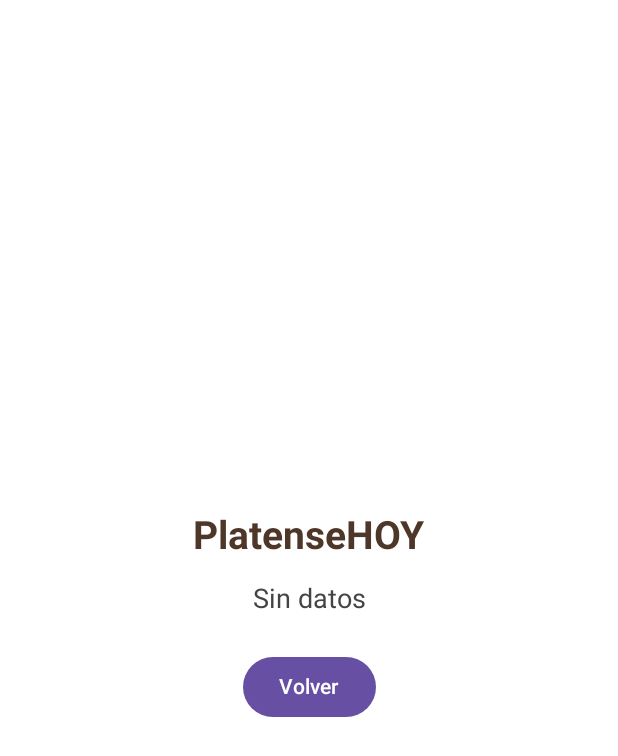
After one commit to gastonn39/final-am-acn4a-castagnet-vergara, an Android app built with Jetpack Compose: the SecondActivity screen opened directly, with no data from a screen before it, on a phone screen of 412 x 824 dp. The commit adds this screen. Shown: the top 756 px of the screen. Run offline under Robolectric (Android 15) with nearby library versions, the phone set to English and light mode, and no system bars.

Commit message:
agregar SecondActivity con pasaje de datos y botón volver

```diff
--- a/app/src/main/AndroidManifest.xml
+++ b/app/src/main/AndroidManifest.xml
@@ -12,6 +12,10 @@
         android:supportsRtl="true"
         android:theme="@style/Theme.PlatenseHOY"
         tools:targetApi="31">
+
+
+        <activity android:name=".SecondActivity" />
+
         <activity
             android:name=".MainActivity"
             android:exported="true"
@@ -19,7 +23,6 @@
             android:theme="@style/Theme.PlatenseHOY">
             <intent-filter>
                 <action android:name="android.intent.action.MAIN" />
-
                 <category android:name="android.intent.category.LAUNCHER" />
             </intent-filter>
         </activity>
--- /dev/null
+++ b/app/src/main/java/com/example/platensehoy/SecondActivity.kt
@@ -0,0 +1,54 @@
+package com.example.platensehoy
+
+import android.os.Bundle
+import androidx.activity.ComponentActivity
+import androidx.activity.compose.setContent
+import androidx.compose.foundation.background
+import androidx.compose.foundation.layout.*
+import androidx.compose.material3.*
+import androidx.compose.ui.Alignment
+import androidx.compose.ui.Modifier
+import androidx.compose.ui.graphics.Color
+import androidx.compose.ui.unit.dp
+import androidx.compose.ui.unit.sp
+import androidx.compose.ui.text.font.FontWeight
+import com.example.platensehoy.ui.theme.MarronPlatense
+
+class SecondActivity : ComponentActivity() {
+    override fun onCreate(savedInstanceState: Bundle?) {
+        super.onCreate(savedInstanceState)
+        val mensaje = intent.getStringExtra("mensaje") ?: "Sin datos"
+
+        setContent {
+            Surface(
+                modifier = Modifier.fillMaxSize(),
+                color = Color.White
+            ) {
+                Column(
+                    modifier = Modifier
+                        .fillMaxSize()
+                        .padding(16.dp),
+                    verticalArrangement = Arrangement.Center,
+                    horizontalAlignment = Alignment.CenterHorizontally
+                ) {
+                    Text(
+                        text = "PlatenseHOY",
+                        fontSize = 26.sp,
+                        fontWeight = FontWeight.Bold,
+                        color = MarronPlatense
+                    )
+                    Spacer(modifier = Modifier.height(16.dp))
+                    Text(
+                        text = mensaje,
+                        fontSize = 18.sp,
+                        color = Color.DarkGray
+                    )
+                    Spacer(modifier = Modifier.height(24.dp))
+                    Button(onClick = { finish() }) {
+                        Text("Volver")
+                    }
+                }
+            }
+        }
+    }
+}
```
Also changed, not shown: app/build.gradle.kts (+16 -11 lines), app/src/main/java/com/example/platensehoy/MainActivity.kt (+42 -5 lines).
